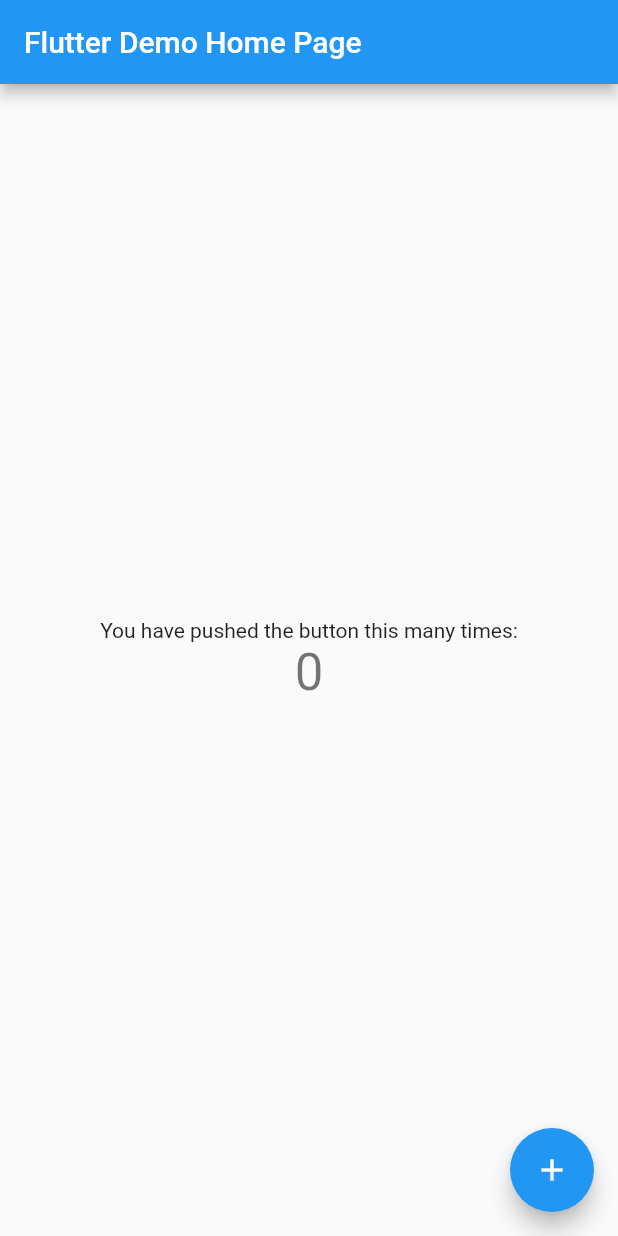
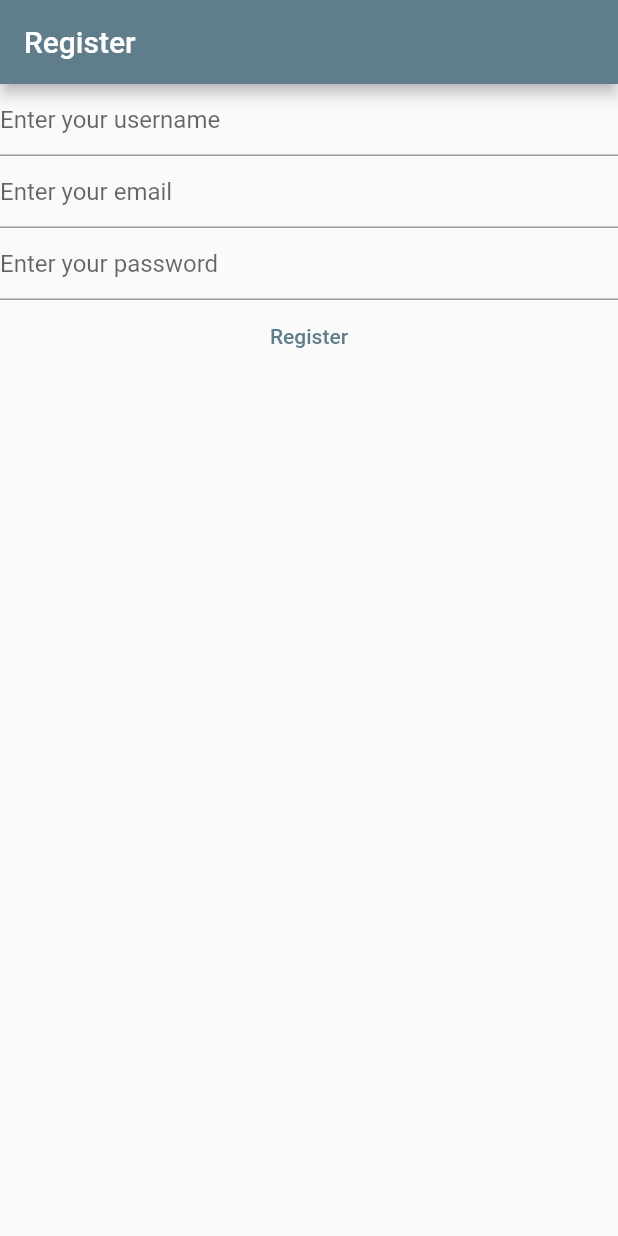
Before and after one commit to rm46627/first_flutter_and_ktor_project, a Flutter app: the screen it shows after launch, on a phone screen of 412 x 824 dp. Run offline on Flutter 3.47's test engine with Material 2 defaults, Android fonts, the phone set to English and light mode, and no system bars.

Commit message:
created register page

```diff
--- /dev/null
+++ b/mynotes-flutter/lib/assets/constants.dart
@@ -0,0 +1,2 @@
+const String API_REGISTER_URL = "http://192.168.1.112:8080/api/auth/register";
+const String API_LOGIN_URL = "http://192.168.1.112:8080/api/auth/authenticate";
--- a/mynotes-flutter/lib/main.dart
+++ b/mynotes-flutter/lib/main.dart
@@ -1,4 +1,5 @@
 import 'package:flutter/material.dart';
+import 'package:mynotes/pages/homePage.dart';
 
 void main() {
   runApp(const MyApp());
@@ -7,109 +8,14 @@ void main() {
 class MyApp extends StatelessWidget {
   const MyApp({super.key});
 
-  // This widget is the root of your application.
   @override
   Widget build(BuildContext context) {
     return MaterialApp(
       title: 'Flutter Demo',
       theme: ThemeData(
-        // This is the theme of your application.
-        //
-        // Try running your application with "flutter run". You'll see the
-        // application has a blue toolbar. Then, without quitting the app, try
-        // changing the primarySwatch below to Colors.green and then invoke
-        // "hot reload" (press "r" in the console where you ran "flutter run",
-        // or simply save your changes to "hot reload" in a Flutter IDE).
-        // Notice that the counter didn't reset back to zero; the application
-        // is not restarted.
-        primarySwatch: Colors.blue,
+        primarySwatch: Colors.blueGrey,
       ),
-      home: const MyHomePage(title: 'Flutter Demo Home Page'),
+      home: const HomePage(),
     );
   }
 }
-
-class MyHomePage extends StatefulWidget {
-  const MyHomePage({super.key, required this.title});
-
-  // This widget is the home page of your application. It is stateful, meaning
-  // that it has a State object (defined below) that contains fields that affect
-  // how it looks.
-
-  // This class is the configuration for the state. It holds the values (in this
-  // case the title) provided by the parent (in this case the App widget) and
-  // used by the build method of the State. Fields in a Widget subclass are
-  // always marked "final".
-
-  final String title;
-
-  @override
-  State<MyHomePage> createState() => _MyHomePageState();
-}
-
-class _MyHomePageState extends State<MyHomePage> {
-  int _counter = 0;
-
-  void _incrementCounter() {
-    setState(() {
-      // This call to setState tells the Flutter framework that something has
-      // changed in this State, which causes it to rerun the build method below
-      // so that the display can reflect the updated values. If we changed
-      // _counter without calling setState(), then the build method would not be
-      // called again, and so nothing would appear to happen.
-      _counter++;
-    });
-  }
-
-  @override
-  Widget build(BuildContext context) {
-    // This method is rerun every time setState is called, for instance as done
-    // by the _incrementCounter method above.
-    //
-    // The Flutter framework has been optimized to make rerunning build methods
-    // fast, so that you can just rebuild anything that needs updating rather
-    // than having to individually change instances of widgets.
-    return Scaffold(
-      appBar: AppBar(
-        // Here we take the value from the MyHomePage object that was created by
-        // the App.build method, and use it to set our appbar title.
-        title: Text(widget.title),
-      ),
-      body: Center(
-        // Center is a layout widget. It takes a single child and positions it
-        // in the middle of the parent.
-        child: Column(
-          // Column is also a layout widget. It takes a list of children and
-          // arranges them vertically. By default, it sizes itself to fit its
-          // children horizontally, and tries to be as tall as its parent.
-          //
-          // Invoke "debug painting" (press "p" in the console, choose the
-          // "Toggle Debug Paint" action from the Flutter Inspector in Android
-          // Studio, or the "Toggle Debug Paint" command in Visual Studio Code)
-          // to see the wireframe for each widget.
-          //
-          // Column has various properties to control how it sizes itself and
-          // how it positions its children. Here we use mainAxisAlignment to
-          // center the children vertically; the main axis here is the vertical
-          // axis because Columns are vertical (the cross axis would be
-          // horizontal).
-          mainAxisAlignment: MainAxisAlignment.center,
-          children: <Widget>[
-            const Text(
-              'You have pushed the button this many times:',
-            ),
-            Text(
-              '$_counter',
-              style: Theme.of(context).textTheme.headlineMedium,
-            ),
-          ],
-        ),
-      ),
-      floatingActionButton: FloatingActionButton(
-        onPressed: _incrementCounter,
-        tooltip: 'Increment',
-        child: const Icon(Icons.add),
-      ), // This trailing comma makes auto-formatting nicer for build methods.
-    );
-  }
-}
--- /dev/null
+++ b/mynotes-flutter/lib/pages/homePage.dart
@@ -0,0 +1,80 @@
+import 'dart:convert';
+
+import 'package:flutter/foundation.dart';
+import 'package:flutter/material.dart';
+import 'package:http/http.dart' as http;
+import 'package:mynotes/assets/constants.dart' as constants;
+
+class HomePage extends StatefulWidget {
+  const HomePage({Key? key}) : super(key: key);
+
+  @override
+  State<HomePage> createState() => _HomePageState();
+}
+
+class _HomePageState extends State<HomePage> {
+  late final TextEditingController username;
+  late final TextEditingController email;
+  late final TextEditingController password;
+
+  @override
+  void initState() {
+    username = TextEditingController();
+    email = TextEditingController();
+    password = TextEditingController();
+    super.initState();
+  }
+
+  @override
+  void dispose() {
+    username.dispose();
+    email.dispose();
+    password.dispose();
+    super.dispose();
+  }
+
+  @override
+  Widget build(BuildContext context) {
+    return Scaffold(
+      appBar: AppBar(title: const Text('Register')),
+      body: Column(
+        children: [
+          TextField(
+            controller: username,
+            decoration: const InputDecoration(hintText: 'Enter your username'),
+          ),
+          TextField(
+            controller: email,
+            decoration: const InputDecoration(hintText: 'Enter your email'),
+          ),
+          TextField(
+            controller: password,
+            decoration: const InputDecoration(hintText: 'Enter your password'),
+          ),
+          TextButton(
+              onPressed: () async {
+                registerUser();
+              },
+              child: const Text('Register')),
+        ],
+      ),
+    );
+  }
+
+  Future<void> registerUser() async {
+    Map data = {
+      'username': username.text,
+      'email': email.text,
+      'password': password.text
+    };
+    var uri = Uri.parse(constants.API_REGISTER_URL);
+    var body = json.encode(data);
+
+    var response = await http.post(uri,
+        headers: {"Content-Type": "application/json"}, body: body);
+    if (kDebugMode) {
+      print('Response status: ${response.statusCode}');
+      print('Response body: ${response.body}');
+    }
+  }
+}
--- a/mynotes-flutter/pubspec.yaml
+++ b/mynotes-flutter/pubspec.yaml
@@ -35,6 +35,7 @@ dependencies:
   # The following adds the Cupertino Icons font to your application.
   # Use with the CupertinoIcons class for iOS style icons.
   cupertino_icons: ^1.0.2
+  http: ^0.13.5
 
 dev_dependencies:
   flutter_test:
```
Also changed, not shown: mynotes-flutter/pubspec.lock, 15 other files.
